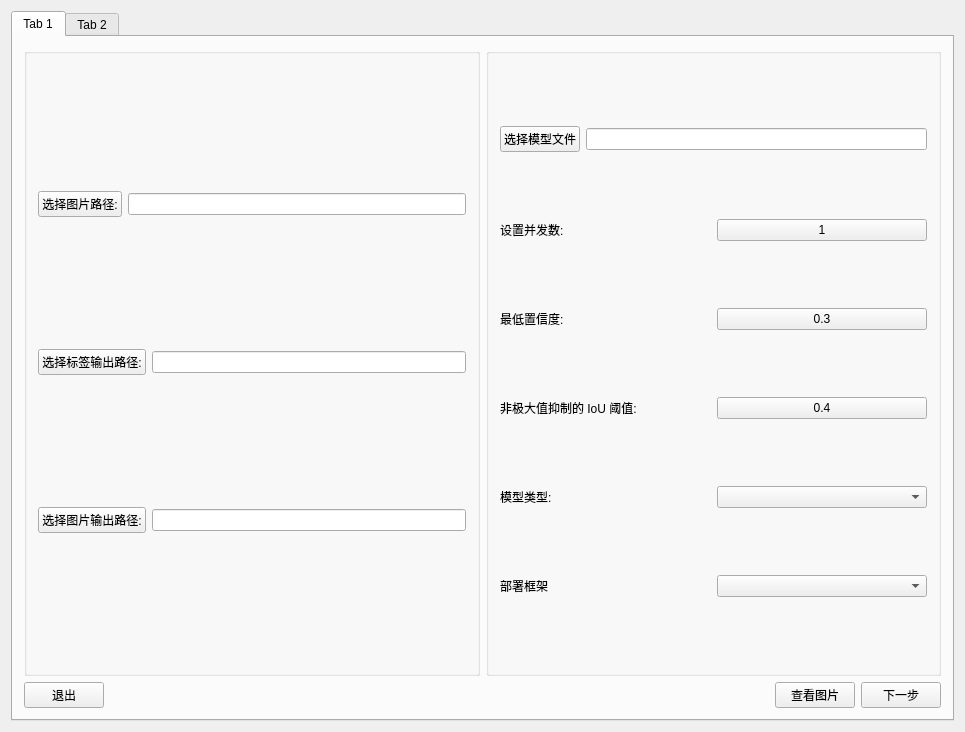
This is tools/AutomaticAnnotation/ui/AutomaticAnnotation.ui in WIND-ROAD-RUN/RW_UL as Qt 5 draws it before an edit. The edited form follows.
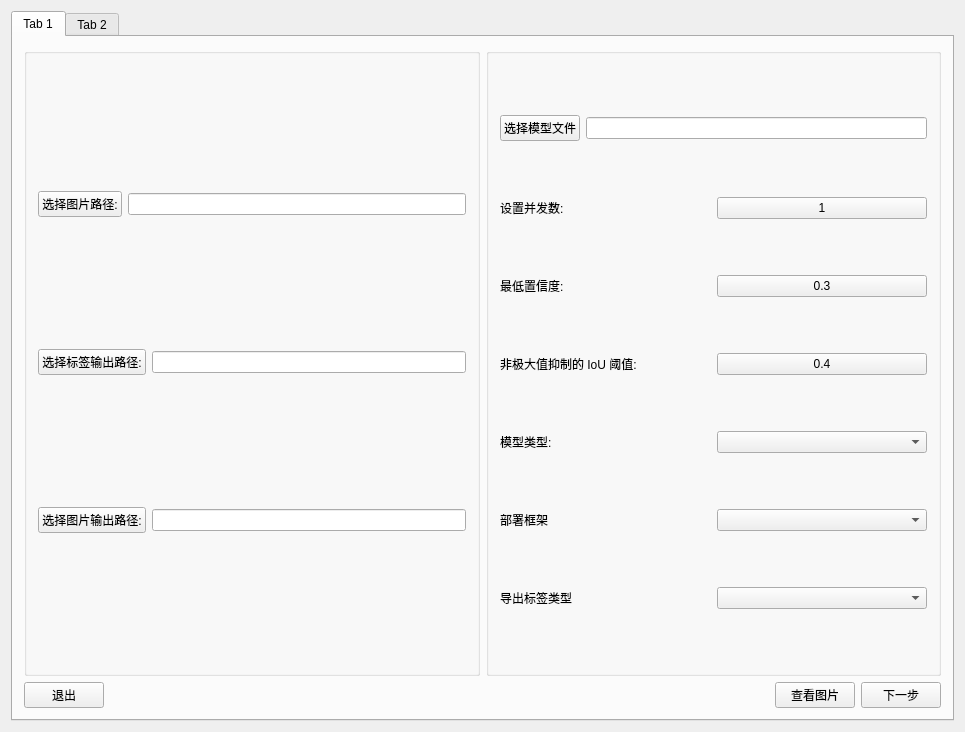
This is the edited form.

Commit message: 添加了新的label的格式的选择

The edit to the form file:
```diff
--- a/tools/AutomaticAnnotation/ui/AutomaticAnnotation.ui
+++ b/tools/AutomaticAnnotation/ui/AutomaticAnnotation.ui
@@ -202,6 +202,20 @@
                </item>
               </layout>
              </item>
+             <item>
+              <layout class="QHBoxLayout" name="horizontalLayout_13">
+               <item>
+                <widget class="QLabel" name="label_6">
+                 <property name="text">
+                  <string>导出标签类型</string>
+                 </property>
+                </widget>
+               </item>
+               <item>
+                <widget class="QComboBox" name="cBox_exportLabelType"/>
+               </item>
+              </layout>
+             </item>
             </layout>
            </widget>
           </item>
```
The commit also changes 3 other files.
